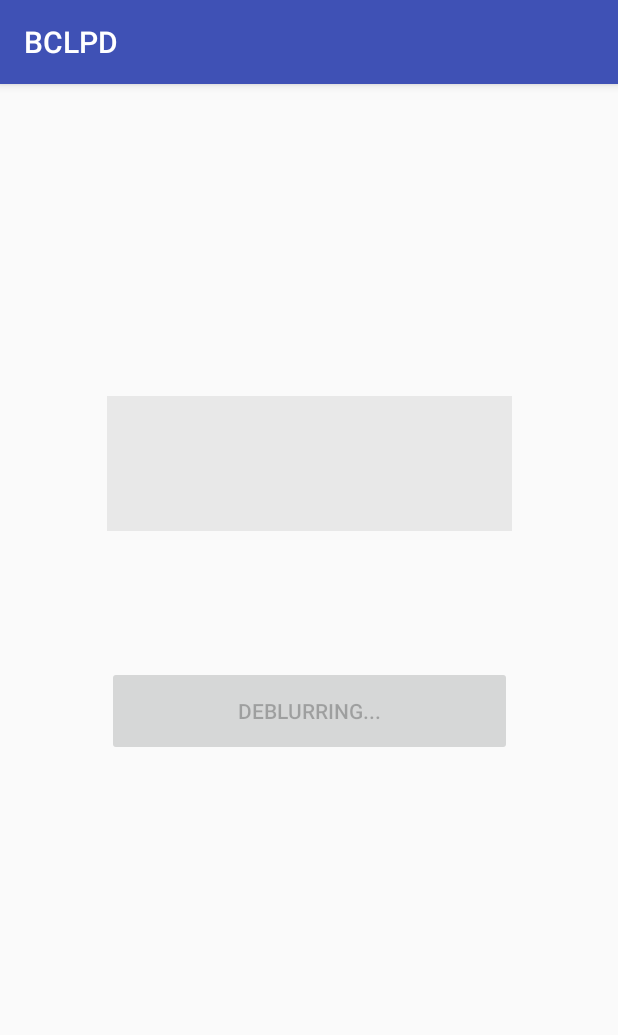
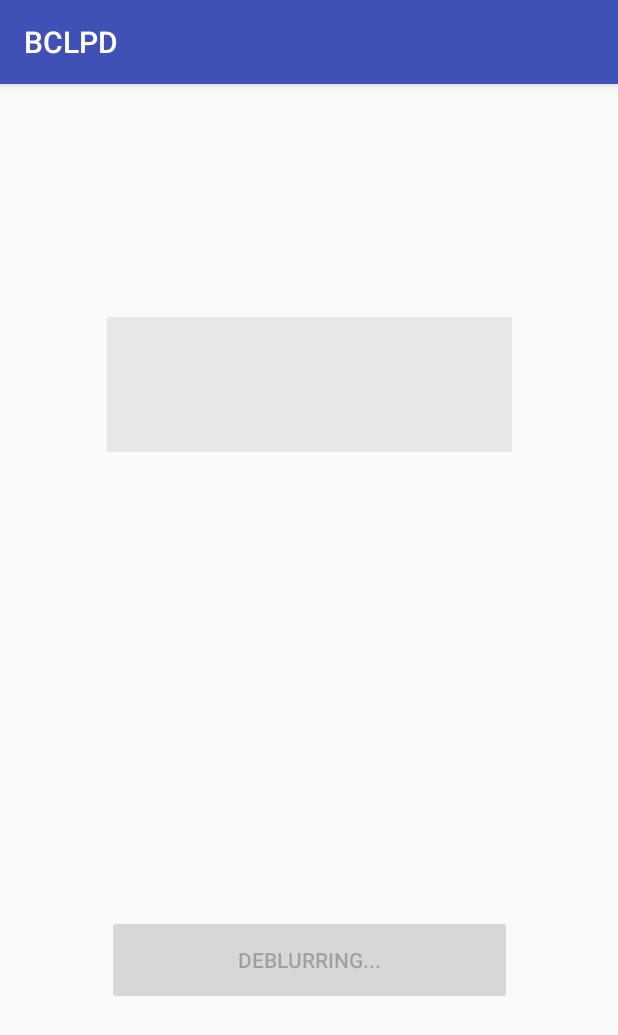
Before and after one commit to chawkm/8lur-app, an Android app: the ResultActivity screen opened directly, with no data from a screen before it, on a phone screen of 412 x 824 dp. Shown: the top 1035 px of the screen. Run offline under Robolectric (Android 15) with nearby library versions, the phone set to English and light mode, and no system bars; libraries missing offline, so code that uses them is left out: org.tensorflow, org.tensorflow.contrib; 3 statements that could not run were skipped.

Commit message:
[RF] Some style changes.

```diff
--- a/app/src/main/java/com/c362/group8/bclpd/ResultActivity.java
+++ b/app/src/main/java/com/c362/group8/bclpd/ResultActivity.java
@@ -98,6 +98,11 @@ public class ResultActivity extends AppCompatActivity {
                             "Could not save the image to the gallery.",
                             Toast.LENGTH_LONG).show();
                 } else {
+                    // Success.
+                    Toast.makeText(
+                            ResultActivity.this,
+                            "License plate saved!",
+                            Toast.LENGTH_LONG).show();
                     goToMainActivity();
                 }
             }
--- a/app/src/main/res/layout/activity_main.xml
+++ b/app/src/main/res/layout/activity_main.xml
@@ -10,6 +10,7 @@
         android:id="@+id/uploadPictureButton"
         android:layout_width="270dp"
         android:layout_height="120dp"
+        android:scaleType="fitCenter"
         app:layout_constraintBottom_toBottomOf="parent"
         app:layout_constraintEnd_toEndOf="parent"
         app:layout_constraintHorizontal_bias="0.5"
@@ -21,6 +22,7 @@
         android:id="@+id/takePictureButton"
         android:layout_width="270dp"
         android:layout_height="120dp"
+        android:scaleType="fitCenter"
         app:layout_constraintBottom_toTopOf="@+id/uploadPictureButton"
         app:layout_constraintEnd_toEndOf="parent"
         app:layout_constraintHorizontal_bias="0.5"
--- a/app/src/main/res/layout/activity_result.xml
+++ b/app/src/main/res/layout/activity_result.xml
@@ -10,7 +10,7 @@
         android:id="@+id/deblurredLicensePlate"
         android:layout_width="270dp"
         android:layout_height="90dp"
-        android:layout_marginTop="208dp"
+        app:layout_constraintBottom_toTopOf="@+id/space"
         app:layout_constraintEnd_toEndOf="parent"
         app:layout_constraintStart_toStartOf="parent"
         app:layout_constraintTop_toTopOf="parent"
@@ -21,7 +21,7 @@
         android:id="@+id/progressView"
         android:layout_width="270dp"
         android:layout_height="90dp"
-        android:layout_marginTop="208dp"
+        app:layout_constraintBottom_toTopOf="@+id/space"
         app:layout_constraintEnd_toEndOf="parent"
         app:layout_constraintStart_toStartOf="parent"
         app:layout_constraintTop_toTopOf="parent"
@@ -32,11 +32,12 @@
         android:id="@+id/saveButton"
         android:layout_width="270dp"
         android:layout_height="60dp"
-        android:layout_marginTop="388dp"
         android:text="DEBLURRING..."
+        app:layout_constraintBottom_toBottomOf="parent"
         app:layout_constraintEnd_toEndOf="parent"
+        app:layout_constraintHorizontal_bias="0.5"
         app:layout_constraintStart_toStartOf="parent"
-        app:layout_constraintTop_toTopOf="parent" />
+        app:layout_constraintTop_toBottomOf="@+id/space" />
 
     <ProgressBar
         android:id="@+id/progressBar"
@@ -45,8 +46,17 @@
         android:layout_height="wrap_content"
         app:layout_constraintBottom_toTopOf="@+id/deblurredLicensePlate"
         app:layout_constraintEnd_toStartOf="@+id/deblurredLicensePlate"
-        app:layout_constraintHorizontal_bias="0.5"
         app:layout_constraintStart_toEndOf="@+id/deblurredLicensePlate"
         app:layout_constraintTop_toBottomOf="@+id/deblurredLicensePlate" />
 
+    <Space
+        android:id="@+id/space"
+        android:layout_width="wrap_content"
+        android:layout_height="wrap_content"
+        android:layout_marginTop="400dp"
+        app:layout_constraintEnd_toEndOf="parent"
+        app:layout_constraintHorizontal_bias="0.5"
+        app:layout_constraintStart_toStartOf="parent"
+        app:layout_constraintTop_toTopOf="parent" />
+
 </android.support.constraint.ConstraintLayout>
```
